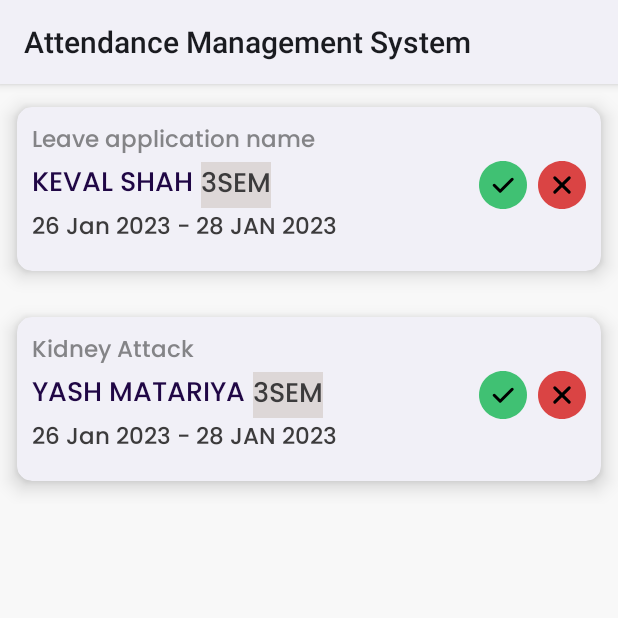
After one commit to kevalshah120/ams-project-modified, an Android app: the fragment teacher_leave_frag shown on its own in the app's theme, on a phone screen of 412 x 824 dp, the top half of it. The commit adds this screen. Run offline under Robolectric (Android 15) with nearby library versions, the phone set to English and light mode, and no system bars; our stand-ins replace Firebase (no records; nobody signed in at launch, a user with empty details on screens opened directly), sdp/ssp sizes; Roboto replaces fonts that are not available here; 1 statement that could not run was skipped.

Commit message:
teacher leave cardview integrated and other fragments of teacher also created

```diff
--- a/app/src/main/java/com/example/splashscreen/stu_lecture_adapter.java
+++ b/app/src/main/java/com/example/splashscreen/stu_lecture_adapter.java
@@ -32,8 +32,9 @@ public class stu_lecture_adapter extends RecyclerView.Adapter<stu_lecture_adapte
     public MyViewHolder onCreateViewHolder(@NonNull ViewGroup parent, int viewType) {
         LayoutInflater layoutInflater = LayoutInflater.from(parent.getContext());
         View view = layoutInflater.inflate(R.layout.stu_lecture_cv, parent, false);
-        MyViewHolder viewHolder = new MyViewHolder(view);
-        return viewHolder;
+//        MyViewHolder viewHolder = new MyViewHolder(view);
+//        return viewHolder;
+        return new MyViewHolder(view);
     }
 
     @Override
--- a/app/src/main/java/com/example/splashscreen/student_homescreen.java
+++ b/app/src/main/java/com/example/splashscreen/student_homescreen.java
@@ -75,7 +75,6 @@ public class student_homescreen extends AppCompatActivity implements NavigationV
                     replaceFragment(new stu_leave_fragement());
                     break;
             }
-            drawerLayout.closeDrawer(GravityCompat.START);
             return true;
         });
         toogle = new ActionBarDrawerToggle(this,drawerLayout,toolbar,R.string.navigation_drawer_open,R.string.navigation_drawer_close);
@@ -118,6 +117,7 @@ public class student_homescreen extends AppCompatActivity implements NavigationV
                 Toast.makeText(this,"About Us",Toast.LENGTH_SHORT).show();
                 break;
         }
+        drawerLayout.closeDrawer(GravityCompat.START);
         return true;
     }
 
--- /dev/null
+++ b/app/src/main/java/com/example/splashscreen/teacher_leave_adapter.java
@@ -0,0 +1,82 @@
+package com.example.splashscreen;
+
+import android.content.Context;
+import android.view.LayoutInflater;
+import android.view.View;
+import android.view.ViewGroup;
+import android.widget.ImageButton;
+import android.widget.TextView;
+import android.widget.Toast;
+
+import androidx.annotation.NonNull;
+import androidx.recyclerview.widget.RecyclerView;
+
+import java.util.List;
+
+public class teacher_leave_adapter extends RecyclerView.Adapter<teacher_leave_adapter.MyViewHolder> {
+    private List<teacher_leave_model> tea_leave_data;
+    Context context;
+
+    public teacher_leave_adapter(Context context, List<teacher_leave_model> tea_leave_data) {
+        this.context = context;
+        this.tea_leave_data = tea_leave_data;
+    }
+
+    @NonNull
+    @Override
+    public MyViewHolder onCreateViewHolder(@NonNull ViewGroup parent, int viewType) {
+        LayoutInflater layoutInflater = LayoutInflater.from(parent.getContext());
+        View view = layoutInflater.inflate(R.layout.teacher_leave_cardview, parent, false);
+        return new MyViewHolder(view);
+    }
+
+    @Override
+    public void onBindViewHolder(@NonNull MyViewHolder holder, int position) {
+        String leave_name = tea_leave_data.get(position).getLeave_name();
+        String stu_name = tea_leave_data.get(position).getStu_name();
+        String date = tea_leave_data.get(position).getDate();
+        String sem_no = tea_leave_data.get(position).getSem_no();
+        holder.setData(leave_name, stu_name,date,sem_no);
+        holder.approve_button.setOnClickListener(view -> {
+            Toast.makeText(context, "approved", Toast.LENGTH_SHORT).show();
+
+        });
+
+        holder.reject_button.setOnClickListener(view -> {
+            Toast.makeText(context, "rejected", Toast.LENGTH_SHORT).show();
+        });
+    }
+
+    @Override
+    public int getItemCount() {
+        return tea_leave_data.size();
+    }
+
+    public class MyViewHolder extends RecyclerView.ViewHolder {
+        private final TextView textView1_leave_name;
+        private final TextView textView2_stu_name;
+        private final TextView textView3_date;
+        private final TextView textView4_sem_no;
+
+        private final ImageButton approve_button;
+        private final ImageButton reject_button;
+
+        public MyViewHolder(@NonNull View itemView) {
+            super(itemView);
+            textView1_leave_name = itemView.findViewById(R.id.leave_name);
+            textView2_stu_name = itemView.findViewById(R.id.student_name);
+            textView3_date = itemView.findViewById(R.id.leave_date);
+            textView4_sem_no = itemView.findViewById(R.id.sem_no);
+            approve_button = itemView.findViewById(R.id.approve_icon);
+            reject_button = itemView.findViewById(R.id.reject_icon);
+
+        }
+
+        public void setData(String leave_name, String stu_name,String date,String sem_no) {
+            textView1_leave_name.setText(leave_name);
+            textView2_stu_name.setText(stu_name);
+            textView3_date.setText(date);
+            textView4_sem_no.setText(sem_no);
+        }
+    }
+}
--- /dev/null
+++ b/app/src/main/java/com/example/splashscreen/teacher_leave_frag.java
@@ -0,0 +1,90 @@
+package com.example.splashscreen;
+
+import android.os.Bundle;
+
+import androidx.annotation.NonNull;
+import androidx.annotation.Nullable;
+import androidx.fragment.app.Fragment;
+import androidx.recyclerview.widget.LinearLayoutManager;
+import androidx.recyclerview.widget.RecyclerView;
+
+import android.view.LayoutInflater;
+import android.view.View;
+import android.view.ViewGroup;
+
+import java.util.ArrayList;
+import java.util.List;
+
+/**
+ * A simple {@link Fragment} subclass.
+ * Use the {@link teacher_leave_frag#newInstance} factory method to
+ * create an instance of this fragment.
+ */
+public class teacher_leave_frag extends Fragment {
+    List<teacher_leave_model> tea_leave_data;
+    private RecyclerView recyclerView;
+
+    // TODO: Rename parameter arguments, choose names that match
+    // the fragment initialization parameters, e.g. ARG_ITEM_NUMBER
+    private static final String ARG_PARAM1 = "param1";
+    private static final String ARG_PARAM2 = "param2";
+
+    // TODO: Rename and change types of parameters
+    private String mParam1;
+    private String mParam2;
+
+    public teacher_leave_frag() {
+        // Required empty public constructor
+    }
+
+    /**
+     * Use this factory method to create a new instance of
+     * this fragment using the provided parameters.
+     *
+     * @param param1 Parameter 1.
+     * @param param2 Parameter 2.
+     * @return A new instance of fragment teacher_leave_frag.
+     */
+    // TODO: Rename and change types and number of parameters
+    public static teacher_leave_frag newInstance(String param1, String param2) {
+        teacher_leave_frag fragment = new teacher_leave_frag();
+        Bundle args = new Bundle();
+        args.putString(ARG_PARAM1, param1);
+        args.putString(ARG_PARAM2, param2);
+        fragment.setArguments(args);
+        return fragment;
+    }
+
+    @Override
+    public void onCreate(Bundle savedInstanceState) {
+        super.onCreate(savedInstanceState);
+        if (getArguments() != null) {
+            mParam1 = getArguments().getString(ARG_PARAM1);
+            mParam2 = getArguments().getString(ARG_PARAM2);
+        }
+    }
+
+    @Override
+    public View onCreateView(LayoutInflater inflater, ViewGroup container,
+                             Bundle savedInstanceState) {
+        // Inflate the layout for this fragment
+        return inflater.inflate(R.layout.fragment_teacher_leave_frag, container, false);
+    }
+
+    public void onViewCreated(@NonNull View view, @Nullable Bundle savedInstanceState) {
+        super.onViewCreated(view, savedInstanceState);
+        dataInitialize();
+        recyclerView = view.findViewById(R.id.teacher_leave_recyclerview);
+        recyclerView.setLayoutManager(new LinearLayoutManager(getContext()));
+        recyclerView.setHasFixedSize(true);
+        teacher_leave_adapter teacher_leave_adapter = new teacher_leave_adapter(getContext(),tea_leave_data);
+        recyclerView.setAdapter(teacher_leave_adapter);
+        teacher_leave_adapter.notifyDataSetChanged();
+    }
+
+    private void dataInitialize() {
+        tea_leave_data = new ArrayList<>();
+        tea_leave_data.add(new teacher_leave_model("Leave application name","26 Jan 2023 - 28 JAN 2023","Keval Shah","3SEM"));
+        tea_leave_data.add(new teacher_leave_model("Kidney Attack","26 Jan 2023 - 28 JAN 2023","Yash Matariya","3SEM"));
+    }
+}
--- /dev/null
+++ b/app/src/main/java/com/example/splashscreen/teacher_leave_model.java
@@ -0,0 +1,33 @@
+package com.example.splashscreen;
+
+public class teacher_leave_model {
+    private String leave_name;
+    private String date;
+    private String sem_no;
+    private String stu_name;
+
+    teacher_leave_model(String leave_name,String date,String stu_name,String sem_no)
+    {
+        this.leave_name = leave_name;
+        this.date = date;
+        this.stu_name = stu_name;
+        this.sem_no = sem_no;
+    }
+
+
+    public String getLeave_name() {
+        return leave_name;
+    }
+
+    public String getDate() {
+        return date;
+    }
+
+    public String getSem_no() {
+        return sem_no;
+    }
+
+    public String getStu_name() {
+        return stu_name;
+    }
+}
--- /dev/null
+++ b/app/src/main/res/layout/fragment_teacher_leave_frag.xml
@@ -0,0 +1,15 @@
+<?xml version="1.0" encoding="utf-8"?>
+<LinearLayout xmlns:android="http://schemas.android.com/apk/res/android"
+    xmlns:tools="http://schemas.android.com/tools"
+    android:layout_width="match_parent"
+    android:layout_height="match_parent"
+    android:background="@color/app_bg"
+    android:orientation="vertical"
+    tools:context=".teacher_leave_frag">
+
+    <androidx.recyclerview.widget.RecyclerView
+        android:id="@+id/teacher_leave_recyclerview"
+        android:layout_width="match_parent"
+        android:scrollbars="vertical"
+        android:layout_height="match_parent" />
+</LinearLayout>
--- a/app/src/main/res/values/strings.xml
+++ b/app/src/main/res/values/strings.xml
@@ -46,4 +46,6 @@
     <string name="approved">Approved</string>
     <string name="pending">Pending</string>
     <string name="all">All</string>
+    <!-- TODO: Remove or change this placeholder text -->
+    <string name="hello_blank_fragment">Hello blank fragment</string>
 </resources>
```
Also changed, not shown: app/src/main/java/com/example/splashscreen/teacher_attendance_fragement.java (added, +64 -0 lines), app/src/main/java/com/example/splashscreen/teacher_home_fragement.java (added, +64 -0 lines), app/src/main/java/com/example/splashscreen/teacher_homescreen.java (+29 -1 lines), app/src/main/java/com/example/splashscreen/teacher_student_frag.java (added, +64 -0 lines), app/src/main/res/layout/activity_teacher_homescreen.xml (+11 -10 lines), app/src/main/res/layout/fragment_teacher_attendance_fragement.xml (added, +15 -0 lines), app/src/main/res/layout/fragment_teacher_home_fragement.xml (added, +15 -0 lines), app/src/main/res/layout/fragment_teacher_student_frag.xml (added, +15 -0 lines).
